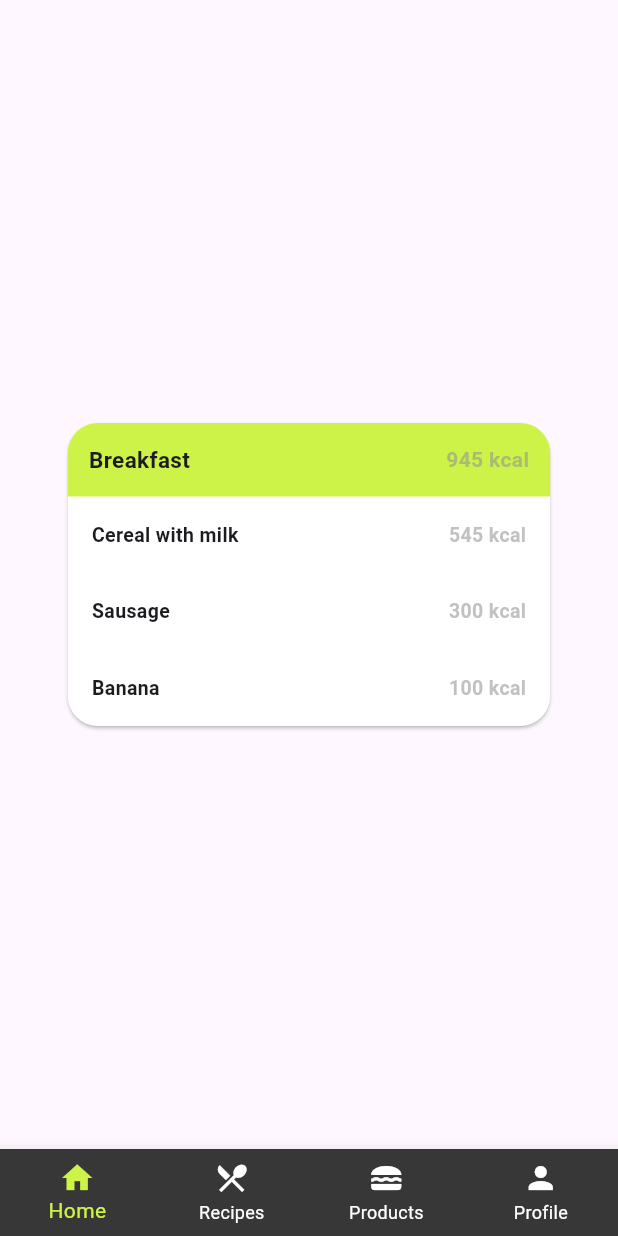
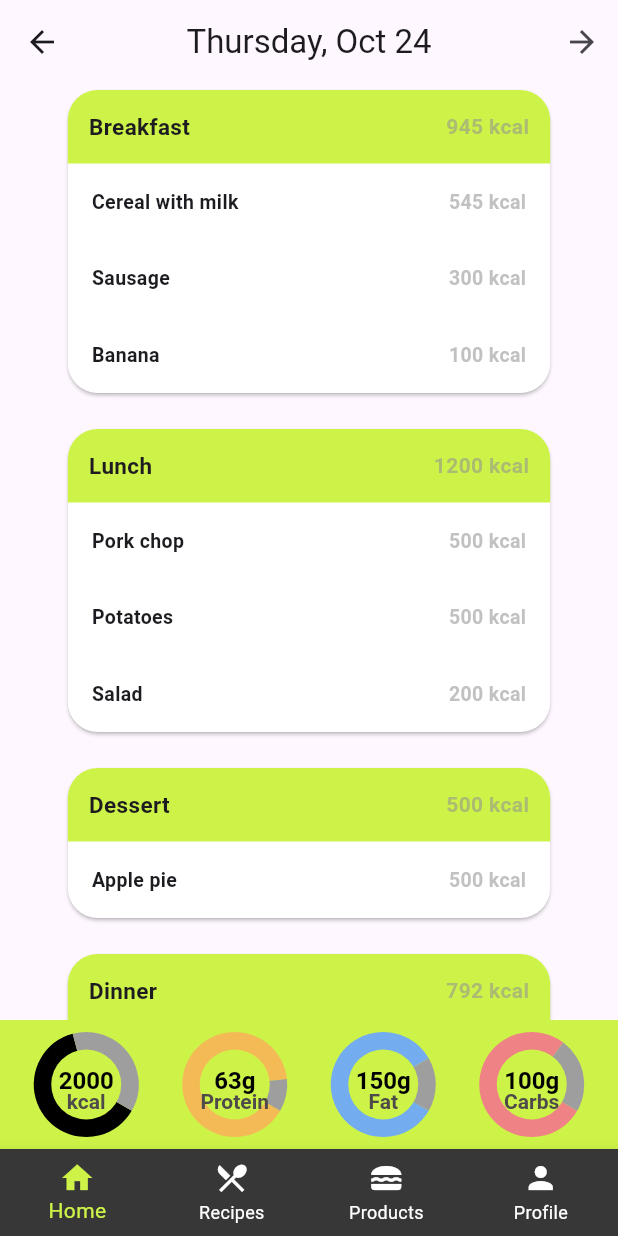
Before and after one commit to jaqubm/calorieCounter_frontend, a Flutter app: the HomePage screen opened directly, on a phone screen of 412 x 824 dp. Run offline on Flutter 3.47's test engine with Material 3 defaults, Android fonts, the phone set to English and light mode, and no system bars; our stand-ins replace flutter_dotenv, google_sign_in, shared_preferences; accounts and stored records are empty.

Commit message:
home screen view

```diff
--- a/lib/colors.dart
+++ b/lib/colors.dart
@@ -4,6 +4,11 @@ class AppColors {
   static const Color primaryColor = Color(0xFFCDF348);
   static const Color blackNavbarColor = Color(0xFF373737);
   static const Color grayTextColor = Color(0x92929292);
+  static const Color chartAdditionalColor = Color.fromARGB(255, 49, 47, 47);
   static const Color searchInputColor = Color(0xFFD7F56C);
   static const Color FABColor = Color(0xFFABD136);
+  static const Color dontuPieColor1 = Color(0x00000000);
+  static const Color dontuPieColor3 = Color.fromARGB(255, 115, 173, 240);
+  static const Color dontuPieColor2 = Color.fromARGB(255, 244, 186, 86);
+  static const Color dontuPieColor4 = Color.fromARGB(255, 239, 130, 132);
 }
--- a/lib/screens/home_page.dart
+++ b/lib/screens/home_page.dart
@@ -3,6 +3,7 @@ import 'package:caloriecounter/screens/products_screen.dart';
 import 'package:caloriecounter/screens/profile_screen.dart';
 import 'package:caloriecounter/screens/recipes_screen.dart';
 import 'package:caloriecounter/widgets/bottom_navigation_bar.dart';
+import 'package:caloriecounter/widgets/nutritient_bar.dart';
 import 'package:flutter/material.dart';
 
 class HomePage extends StatefulWidget {
@@ -29,7 +30,14 @@ class _HomePageState extends State<HomePage> {
   @override
   Widget build(BuildContext context) {
     return Scaffold(
-      body: _screens[_currentIndex],
+      body: Column(
+        children: [
+          Expanded(
+            child: _screens[_currentIndex]
+          ),
+          NutritientBar()
+        ],
+      ),
       bottomNavigationBar: BottomNavBar(
         currentIndex: _currentIndex,
         onItemTapped: _onItemTapped,
--- a/lib/screens/home_screen.dart
+++ b/lib/screens/home_screen.dart
@@ -1,12 +1,56 @@
+import 'package:caloriecounter/colors.dart';
+import 'package:caloriecounter/widgets/nutritient_chart.dart';
 import 'package:flutter/material.dart';
 
 import '../widgets/dish_section.dart';
+import 'package:intl/intl.dart';
 
+class HomeScreen extends StatefulWidget {
+  @override
+  State<StatefulWidget> createState() {
+    return HomeScreenState();
+  }
 
-class HomeScreen extends StatelessWidget {
+}
+
+class HomeScreenState extends State<HomeScreen> {
+  DateTime selectedDay = DateTime.now();
+
+  void _selectPrevioiusDay(){
+    setState(() {
+      selectedDay = selectedDay.subtract(Duration(days: 1));
+    });
+  }
+
+  void _selectNextDay(){
+    setState(() {
+      selectedDay = selectedDay.add(Duration(days: 1));
+    });
+  }
+
   @override
   Widget build(BuildContext context) {
-    return Center(
+
+    return Scaffold(
+      appBar: AppBar(
+        title:  Text(DateFormat('EEEE, MMM d').format(selectedDay)),
+        centerTitle: true,
+        leading: IconButton(
+          onPressed: _selectPrevioiusDay,
+          icon: Icon(Icons.arrow_back)
+        ),
+        actions: [
+          IconButton(
+            onPressed: _selectNextDay,
+            icon: Icon(Icons.arrow_forward)
+          )
+        ],
+      ),
+      body: SingleChildScrollView(
+        child: Column(
+          children: [
+            Align(
+              alignment: Alignment.center,
               child: MealCard(
                 mealType: 'Breakfast',
                 totalCalories: 945,
@@ -16,6 +60,59 @@ class HomeScreen extends StatelessWidget {
                   {'name': 'Banana', 'calories': 100},
                 ],
               ),
+            ),
+
+            SizedBox(height: 16.0),
+
+            Align(
+              alignment: Alignment.center,
+              child: MealCard(
+                mealType: 'Lunch',
+                totalCalories: 1200,
+                ingredients: [
+                  {'name': 'Pork chop', 'calories': 500},
+                  {'name': 'Potatoes', 'calories': 500},
+                  {'name': 'Salad', 'calories': 200},
+                ],
+              ),
+            ),
+
+            SizedBox(height: 16.0),
+
+            Align(
+              alignment: Alignment.center,
+              child: MealCard(
+                mealType: 'Dessert',
+                totalCalories: 500,
+                ingredients: [
+                  {'name': 'Apple pie', 'calories': 500},
+                ],
+              ),
+            ),
+
+            SizedBox(height: 16.0),
+
+            Align(
+              alignment: Alignment.center,
+              child: MealCard(
+                mealType: 'Dinner',
+                totalCalories: 792,
+                ingredients: [
+                  {'name': 'Grilled Chicken Breast (200g)', 'calories': 330},
+                  {'name': 'Quinoa (1 cup, cooked)', 'calories': 222},
+                  {'name': 'Avocado (1 medium)', 'calories': 240},
+                ],
+              ),
+            ),
+
+          ]
+        ),
+      )
+
+
     );
+
   }
+
+
 }
--- /dev/null
+++ b/lib/widgets/nutritient_bar.dart
@@ -0,0 +1,28 @@
+
+import 'package:caloriecounter/colors.dart';
+import 'package:caloriecounter/widgets/nutritient_chart.dart';
+import 'package:flutter/material.dart';
+
+class NutritientBar extends StatelessWidget{
+  @override
+  Widget build(BuildContext context) {
+    return Container(
+      decoration: BoxDecoration(
+        color: AppColors.primaryColor,
+      ),
+      child: Padding(
+        padding: const EdgeInsets.all(8.0),
+        child: Row(
+          mainAxisAlignment: MainAxisAlignment.spaceAround,
+          children: [
+            NutritientChart(achieved: 2000, goal: 3200, color: const Color.fromARGB(255, 0, 0, 0), size: 70, achievedPostfix: '', additionalText: 'kcal',),
+            NutritientChart(achieved: 63, goal: 70, color: AppColors.dontuPieColor2, size: 70, achievedPostfix: 'g', additionalText: 'Protein',),
+            NutritientChart(achieved: 150, goal: 180, color: AppColors.dontuPieColor3, size: 70, achievedPostfix: 'g', additionalText: 'Fat',),
+            NutritientChart(achieved: 100, goal: 130, color: AppColors.dontuPieColor4, size: 70, achievedPostfix: 'g', additionalText: 'Carbs',),
+          ],
+        ),
+      ),
+    );
+  }
+
+}
--- /dev/null
+++ b/lib/widgets/nutritient_chart.dart
@@ -0,0 +1,115 @@
+import 'package:caloriecounter/colors.dart';
+import 'package:flutter/material.dart';
+import 'dart:math';
+
+class NutritientChart extends StatelessWidget {
+  final double achieved;
+  final double goal;
+  final String achievedPostfix;
+  final String additionalText;
+  final Color color;
+  final double size;
+
+  NutritientChart({
+    required this.achieved,
+    required this.goal,
+    required this.color,
+    required this.size,
+    required this.achievedPostfix,
+    required this.additionalText
+  });
+
+  @override
+  Widget build(BuildContext context) {
+    return CustomPaint(
+      size: Size(size, size),
+      painter: NutritientChartPainter(achieved, goal, color, achievedPostfix, additionalText),
+    );
+  }
+}
+
+class NutritientChartPainter extends CustomPainter {
+  final double achieved;
+  final String achievedPostfix;
+  final String additionalText;
+  final double goal;
+  final Color color;
+
+  NutritientChartPainter(this.achieved, this.goal, this.color, this.achievedPostfix, this.additionalText);
+
+  @override
+  void paint(Canvas canvas, Size size) {
+    final double percentage = achieved / goal;
+    final double sweepAngle = percentage * 360;
+    final double innerRadius = size.width / 3;
+    final double textPadding = 5;
+    final double additionalPadding = 15;
+
+    final paintAchieved = Paint()
+      ..color = color
+      ..style = PaintingStyle.fill;
+
+    final paintRemaining = Paint()
+      ..color = Colors.grey
+      ..style = PaintingStyle.fill;
+
+    canvas.drawArc(
+      Rect.fromCircle(center: Offset(size.width / 2, size.height / 2), radius: size.width / 2),
+      _degreesToRadians(30),
+      _degreesToRadians(sweepAngle),
+      true,
+      paintAchieved,
+    );
+
+    canvas.drawArc(
+      Rect.fromCircle(center: Offset(size.width / 2, size.height / 2), radius: size.width / 2),
+      _degreesToRadians(30 + sweepAngle),
+      _degreesToRadians(360 - sweepAngle),
+      true,
+      paintRemaining,
+    );
+
+    final paintInnerCircle = Paint()
+      ..color = AppColors.primaryColor;
+
+    canvas.drawArc(
+      Rect.fromCircle(center: Offset(size.width / 2, size.height / 2), radius: innerRadius),
+      0,
+      2 * pi,
+      true,
+      paintInnerCircle,
+    );
+
+    final headerPainter = TextPainter(
+      text: TextSpan(
+        text: '${achieved.toInt()}${achievedPostfix}',
+        style: TextStyle(color: Colors.black, fontSize: 16, fontWeight: FontWeight.bold),
+      ),
+      textDirection: TextDirection.ltr,
+    );
+
+    headerPainter.layout();
+    headerPainter.paint(canvas, Offset((size.width - headerPainter.width) / 2, (size.height - headerPainter.height - textPadding) / 2));
+
+    final additionalPainter = TextPainter(
+      text: TextSpan(
+        text: '${additionalText}',
+        style: TextStyle(color: const Color.fromARGB(255, 78, 74, 74), fontSize: 14, fontWeight: FontWeight.bold),
+      ),
+      textDirection: TextDirection.ltr,
+    );
+
+    additionalPainter.layout();
+    additionalPainter.paint(canvas, Offset((size.width - additionalPainter.width) / 2,
+      (size.height - headerPainter.height - textPadding) / 2 + additionalPadding));
+  }
+
+  double _degreesToRadians(double degrees) {
+    return degrees * (pi / 180.0);
+  }
+
+  @override
+  bool shouldRepaint(NutritientChartPainter oldDelegate) {
+    return oldDelegate.achieved != achieved || oldDelegate.goal != goal;
+  }
+}
--- a/pubspec.yaml
+++ b/pubspec.yaml
@@ -34,6 +34,7 @@ dependencies:
   http: ^0.13.6
   flutter_dotenv: ^5.0.2
   shared_preferences: ^2.0.0
+  intl: ^0.19.0
 
 
   # The following adds the Cupertino Icons font to your application.
```
Also changed, not shown: pubspec.lock. Lines whose indentation alone changed are shown as unchanged.
